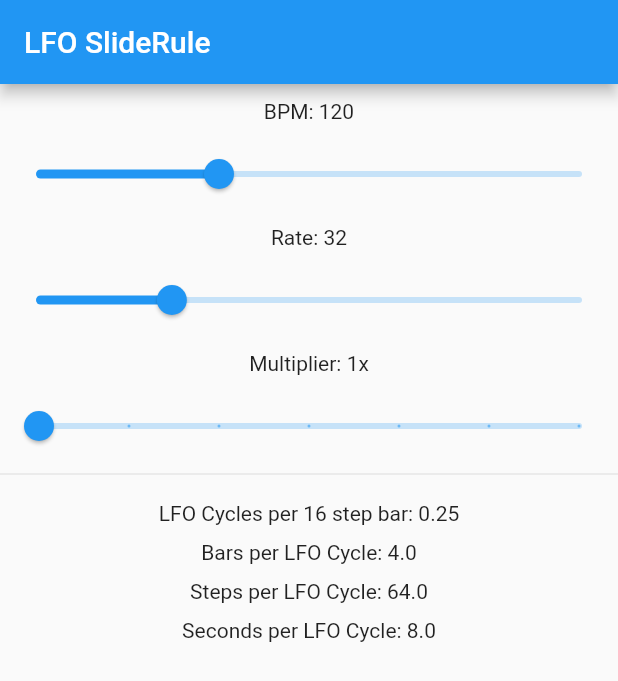
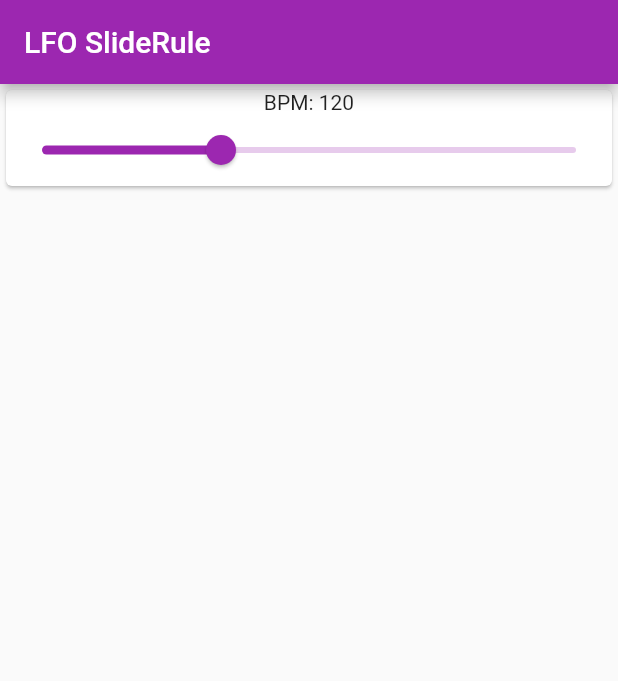
Before and after one commit to amorgan101010/elektronic-sequencer, a Flutter app: the screen it shows after launch, on a phone screen of 412 x 824 dp. Shown: the top 681 px of the screen. Run offline on Flutter 3.47's test engine with Material 2 defaults, Android fonts, the phone set to English and light mode, and no system bars.

Commit message:
reverted breaking changes from master branch

```diff
--- a/lfo_sliderule/lib/main.dart
+++ b/lfo_sliderule/lib/main.dart
@@ -1,5 +1,3 @@
-import 'dart:math';
-
 import 'package:flutter/material.dart';
 
 void main() {
@@ -14,7 +12,7 @@ class MyApp extends StatelessWidget {
     return MaterialApp(
       title: 'LFO SlideRule',
       theme: ThemeData(
-        primarySwatch: Colors.blue,
+        primarySwatch: Colors.purple,
       ),
       home: const LFOSliders(title: 'LFO SlideRule'),
     );
@@ -50,6 +48,12 @@ class _LFOSlidersState extends State<LFOSliders> {
 
   var lfoCyclesPerBar = 0;
 
+  Text bpmLabel() => Text('BPM: $bpm');
+  Text rateLabel() => Text('Rate: $lfoRate');
+  Text multiplierLabel() => Text('Multiplier: ${lfoMultiplier}x');
+
+  final bpmSlider = const LabeledSlider();
+
   @override
   Widget build(BuildContext context) {
     return Scaffold(
@@ -58,7 +62,76 @@ class _LFOSlidersState extends State<LFOSliders> {
       ),
       body: Center(
           child: Column(
-        children: <Widget>[
+        children: const <Widget>[LabeledSlider()],
+      )),
+    );
+  }
+
+  num calculateStepsPerLFOCycle() => 16 * calculateBarsPerLFOCycle();
+
+  num calculateBeatsPerLFOCycle() => calculateStepsPerLFOCycle() / 4;
+
+  num calculateLFOCyclesPerBar() => (lfoRate * lfoMultiplier) / 128;
+
+  num calculateBarsPerLFOCycle() => 1 / calculateLFOCyclesPerBar();
+
+  num calculateSecondsPerBeat() => 60 / bpm;
+
+  num calculateSecondsPerBar() => calculateSecondsPerBeat() * 4;
+
+  num calculateSecondsPerLFOCycle() =>
+      calculateSecondsPerBar() * calculateBarsPerLFOCycle();
+}
+
+class LabeledSlider extends StatefulWidget {
+  const LabeledSlider({Key? key}) : super(key: key);
+
+  @override
+  State<LabeledSlider> createState() => _LabeledSliderState();
+}
+
+class _LabeledSliderState extends State<LabeledSlider> {
+  // TODO: Figure out the proper way to manage these values
+  final minValue = 30;
+  final maxValue = 300;
+
+  var currentValue = 120;
+
+  var label = const Text('BPM: 120');
+
+  @override
+  Widget build(BuildContext context) {
+    return Card(
+        child: Column(children: [
+      label,
+      Slider(
+          value: currentValue.toDouble(),
+          divisions: maxValue - minValue,
+          onChanged: (newValue) {
+            setState(() {
+              currentValue = newValue.round();
+            });
+          },
+          min: minValue.toDouble(),
+          max: maxValue.toDouble())
+    ]));
+  }
+}
+
+// I really don't know if this is the right way to do this...
+// I just want a model that contains the unique min and max and name for each slider!
+class SliderAttributes extends StatelessWidget {
+  const SliderAttributes({Key? key}) : super(key: key);
+
+  @override
+  Widget build(BuildContext context) {
+    return Container();
+  }
+}
+
+/*
+- This is the old blob of elements being replaced with a marginally better list builder
+<Widget>[
           const SizedBox(
             height: 10,
           ),
@@ -130,22 +203,4 @@ class _LFOSlidersState extends State<LFOSliders> {
           ),
           Text('Seconds per LFO Cycle: ${calculateSecondsPerLFOCycle()}'),
         ],
-      )),
-    );
-  }
-
-  num calculateStepsPerLFOCycle() => 16 * calculateBarsPerLFOCycle();
-
-  num calculateBeatsPerLFOCycle() => calculateStepsPerLFOCycle() / 4;
-
-  num calculateLFOCyclesPerBar() => (lfoRate * lfoMultiplier) / 128;
-
-  num calculateBarsPerLFOCycle() => 1 / calculateLFOCyclesPerBar();
-
-  num calculateSecondsPerBeat() => 60 / bpm;
-
-  num calculateSecondsPerBar() => calculateSecondsPerBeat() * 4;
-
-  num calculateSecondsPerLFOCycle() =>
-      calculateSecondsPerBar() * calculateBarsPerLFOCycle();
-}
+*/
```
